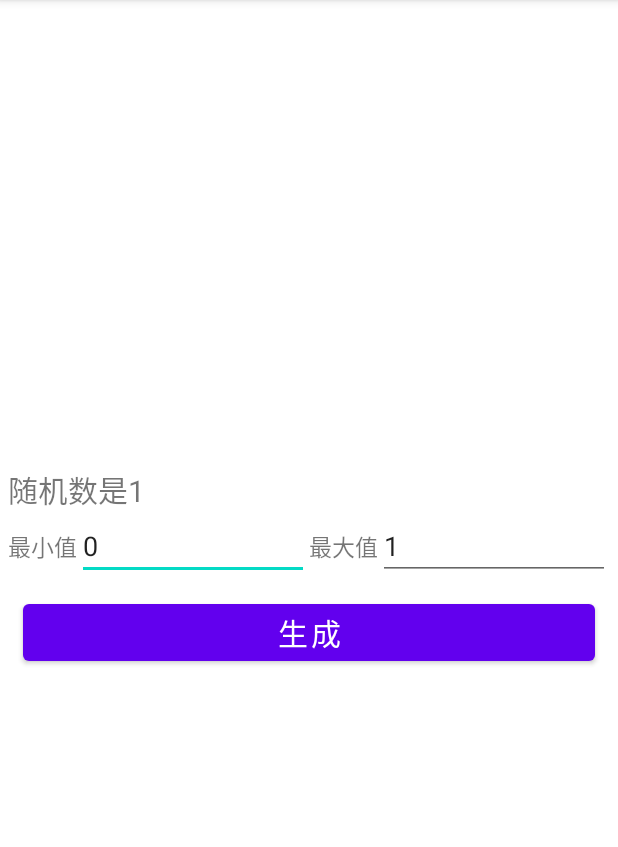
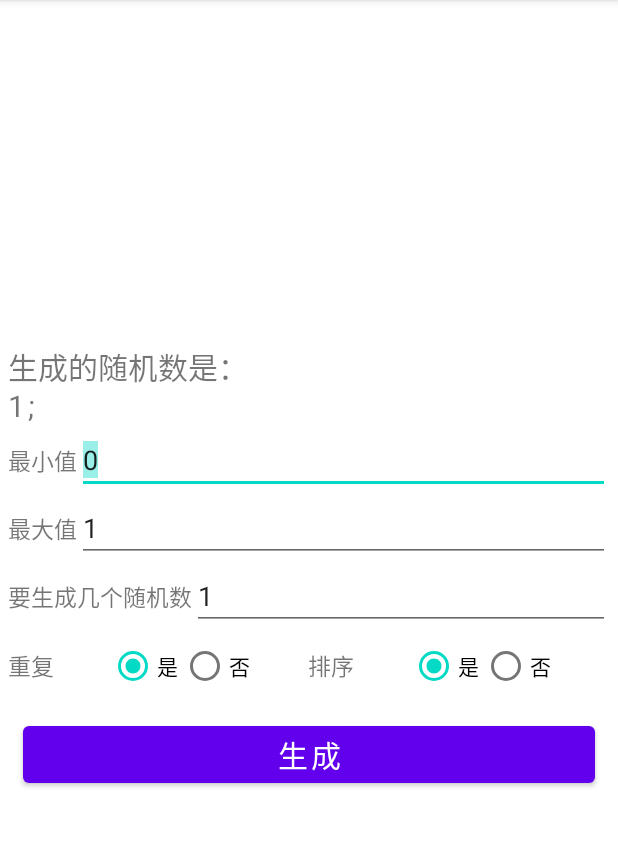
Before and after one commit to Hin-Worran/RandNumGenerator_Android, an Android app: the screen it shows after launch (MainActivity), after a tap on "生成", on a phone screen of 412 x 824 dp, the part 84-931 px from its top. Run offline under Robolectric (Android 15) with nearby library versions, the phone set to English and light mode, and no system bars.

Commit message:
可实现不重复

```diff
--- a/app/src/main/java/edu/hebust/zxm/randnumgenerator/MainActivity.java
+++ b/app/src/main/java/edu/hebust/zxm/randnumgenerator/MainActivity.java
@@ -1,11 +1,13 @@
 package edu.hebust.zxm.randnumgenerator;
 
 import androidx.appcompat.app.AppCompatActivity;
+import androidx.arch.core.util.Function;
 
 import android.os.Bundle;
 import android.view.View;
 import android.widget.Button;
 import android.widget.EditText;
+import android.widget.RadioButton;
 import android.widget.TextView;
 
 import java.util.Random;
@@ -14,11 +16,48 @@ public class MainActivity extends AppCompatActivity {
     Random r=new Random();
     int minNum;
     int maxNum;
-    int randNum;
+    int amount;
+    int[] randNum;
     TextView tvOut;
     Button btGenerate;
     EditText etMin;
     EditText etMax;
+    EditText etNum;
+    RadioButton reY;
+    RadioButton reN;
+    int[] Get_RandNum(int n,int min,int max){
+        int[] output=new int[n];
+        for(int i=0;i<n;i++){
+            output[i]=min + r.nextInt(max - min + 1);
+        }
+        return output;
+    }
+
+    int[] Get_NoRepeat(int n,int min,int max){
+        int[] output=new int[n];
+        for (int i=0;i<n;){
+            int rand=min + r.nextInt(max - min + 1);
+            boolean rep=false;
+            for (int j=0;j<i;j++){
+                if(rand==output[j]){
+                    rep=true;
+                    break;
+                }
+            }
+            if (rep==false){
+                output[i]=rand;
+                i++;
+            }
+        }
+        return output;
+    }
+
+    void Out_RandNum(TextView tv,int[] rand,int n){
+        for (int i=0;i<n;i++){
+            tv.setText(tv.getText().toString()+rand[i]+"\t;");
+        }
+    }
+
     @Override
     protected void onCreate(Bundle savedInstanceState) {
         super.onCreate(savedInstanceState);
@@ -27,16 +66,35 @@ public class MainActivity extends AppCompatActivity {
         btGenerate=(Button)findViewById(R.id.btn_generate);
         etMin=(EditText)findViewById(R.id.et_min);
         etMax=(EditText)findViewById(R.id.et_max);
+        etNum=(EditText)findViewById(R.id.et_num);
+        reY=(RadioButton)findViewById(R.id.rbt_repeatY);
+        reN=(RadioButton)findViewById(R.id.rbt_repeatN);
     }
 
     public void Generate(View view) {
-        minNum=Integer.parseInt(etMin.getText().toString());
+        tvOut.setText("生成的随机数是：\n");
+        minNum=Integer.parseInt(etMin.getText().toString());    //获取输入框的值
         maxNum=Integer.parseInt(etMax.getText().toString());
-        if(maxNum>minNum) {
-            randNum = minNum + r.nextInt(maxNum - minNum + 1);
-            tvOut.setText("随机数是"+randNum);
+        amount=Integer.parseInt(etNum.getText().toString());
+        if(amount<=0){
+            tvOut.setText("随机数的数量不能小于零");
+            return;
         }
-        else tvOut.setText("最大值必须大于最小值！");
+        if(maxNum<=minNum) {     //最大值应大于最小值
+            tvOut.setText("最大值必须大于最小值！");
+            return;
+            }
+        if(reY.isChecked())         //生成重复的随机数
+            randNum = Get_RandNum(amount,minNum,maxNum);
+        else if (reN.isChecked()){      //生成不重复的随机数
+            if (amount>maxNum-minNum+1) {  //随机数的数目应小于总数
+                tvOut.setText("随机数的数目应小于总数");
+                return;
+            }
+            else
+                randNum = Get_NoRepeat(amount, minNum, maxNum);
 
+        }
+        Out_RandNum(tvOut,randNum,amount);  //输出随机数
     }
 }
--- a/app/src/main/res/layout/activity_main.xml
+++ b/app/src/main/res/layout/activity_main.xml
@@ -23,26 +23,109 @@
             android:layout_width="wrap_content"
             android:layout_height="wrap_content"
             android:text="最小值"
-            android:textSize="15sp"/>
+            android:textSize="@dimen/normalTextSize"/>
         <EditText
             android:id="@+id/et_min"
             android:layout_width="wrap_content"
             android:layout_height="wrap_content"
             android:layout_weight="1"
             android:inputType="number"
-            android:text="0"/>
+            android:text="0"
+            android:selectAllOnFocus="true"
+            android:imeOptions="actionNext"
+            android:nextFocusForward="@id/et_max"/>
+
+    </LinearLayout>
+    <LinearLayout
+        android:layout_width="match_parent"
+        android:layout_height="wrap_content"
+        android:orientation="horizontal">
         <TextView
             android:layout_width="wrap_content"
             android:layout_height="wrap_content"
             android:text="最大值"
-            android:textSize="15sp"/>
+            android:textSize="@dimen/normalTextSize"/>
         <EditText
             android:id="@+id/et_max"
             android:layout_width="wrap_content"
             android:layout_height="wrap_content"
             android:layout_weight="1"
             android:inputType="number"
+            android:selectAllOnFocus="true"
             android:text="1"/>
+    </LinearLayout>
+    <LinearLayout
+        android:layout_width="match_parent"
+        android:layout_height="wrap_content"
+        android:orientation="horizontal">
+        <TextView
+            android:layout_width="wrap_content"
+            android:layout_height="wrap_content"
+            android:text="要生成几个随机数"
+            android:textSize="@dimen/normalTextSize"/>
+        <EditText
+            android:id="@+id/et_num"
+            android:layout_width="wrap_content"
+            android:layout_height="wrap_content"
+            android:layout_weight="1"
+            android:inputType="number"
+            android:selectAllOnFocus="true"
+            android:text="1"/>
+
+    </LinearLayout>
+    <LinearLayout
+        android:layout_width="match_parent"
+        android:layout_height="wrap_content"
+        android:orientation="horizontal"
+        android:gravity="center_vertical">
+        <TextView
+            android:layout_weight="1"
+            android:layout_width="wrap_content"
+            android:layout_height="wrap_content"
+            android:text="重复"
+            android:textSize="@dimen/normalTextSize"/>
+        <RadioGroup
+            android:layout_width="wrap_content"
+            android:layout_height="wrap_content"
+            android:layout_weight="1"
+            android:orientation="horizontal">
+            <RadioButton
+                android:id="@+id/rbt_repeatY"
+                android:checked="true"
+                android:layout_width="wrap_content"
+                android:layout_height="wrap_content"
+                android:text="@string/yes"/>
+            <RadioButton
+                android:id="@+id/rbt_repeatN"
+                android:layout_width="wrap_content"
+                android:layout_height="wrap_content"
+                android:text="@string/no"/>
+
+        </RadioGroup>
+        <TextView
+            android:layout_weight="1"
+            android:layout_width="wrap_content"
+            android:layout_height="wrap_content"
+            android:text="排序"
+            android:textSize="@dimen/normalTextSize"/>
+        <RadioGroup
+            android:layout_width="wrap_content"
+            android:layout_height="wrap_content"
+            android:layout_weight="1"
+            android:orientation="horizontal">
+            <RadioButton
+                android:id="@+id/rbt_rankY"
+                android:checked="true"
+                android:layout_width="wrap_content"
+                android:layout_height="wrap_content"
+                android:text="@string/yes"/>
+            <RadioButton
+                android:id="@+id/rbt_rankN"
+                android:layout_width="wrap_content"
+                android:layout_height="wrap_content"
+                android:text="@string/no"/>
+
+        </RadioGroup>
     </LinearLayout>
 
     <Button
@@ -54,4 +137,5 @@
         android:layout_margin="10dp"
         android:text="生成"/>
 
+
 </LinearLayout>
--- /dev/null
+++ b/app/src/main/res/values/dimens.xml
@@ -0,0 +1,4 @@
+<?xml version="1.0" encoding="utf-8"?>
+<resources>
+    <dimen name="normalTextSize">15sp</dimen>
+</resources>
--- a/app/src/main/res/values/strings.xml
+++ b/app/src/main/res/values/strings.xml
@@ -1,3 +1,5 @@
 <resources>
     <string name="app_name">RandNum Generator</string>
+    <string name="yes">是</string>
+    <string name="no">否</string>
 </resources>
```
